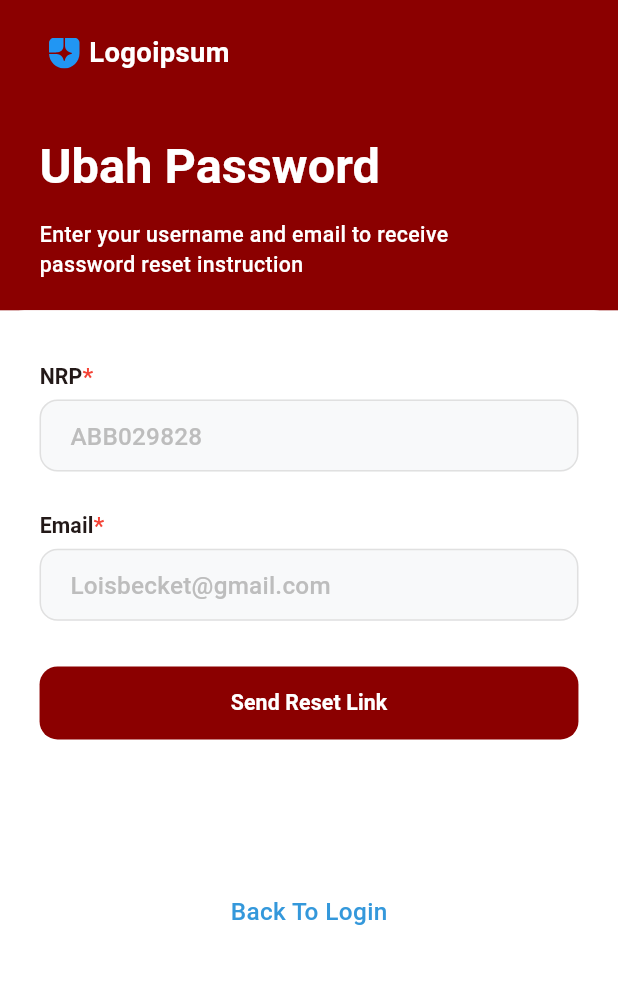
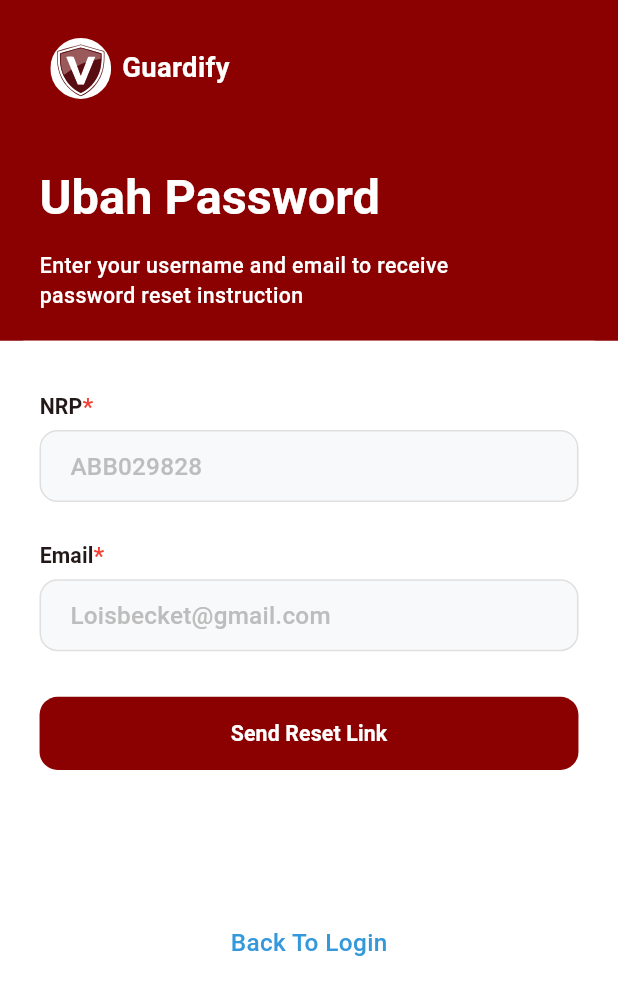
Before and after one commit to chandrabuwana/guardify-app, a Flutter app: the screen it shows after launch, after a tap on "Lupa Password ?", on a phone screen of 412 x 824 dp. Shown: the top 995 px of the screen. Run offline on Flutter 3.47's test engine with Material 3 defaults, Android fonts, the phone set to English and light mode, and no system bars; our stand-ins replace camera, dartz, device_info_plus, dio, equatable, file_picker and 16 more; missing offline and left inert: pdfx; generated files the repository leaves out were written again; Roboto replaces fonts that are missing (Montserrat).

Commit message:
[laporanKegiatan] feat: update logo & improve navigation
- Replace shield_logo.svg with guardify-round-white.svg across auth pages
- Add guardify-round-white.svg asset
- Update reset password page logo size (30x30 to 50x50)
- Change app name from 'Logoipsum' to 'Guardify'
- Implement back button navigation in laporan kegiatan detail page
- Add page navigation handling with PageController
- Override WillPopScope to handle back navigation between pages

```diff
--- a/lib/features/auth/presentation/pages/login_page.dart
+++ b/lib/features/auth/presentation/pages/login_page.dart
@@ -169,7 +169,7 @@ class _LoginPageState extends State<LoginPage> {
                             shape: BoxShape.circle,
                           ),
                           child: SvgPicture.asset(
-                            'assets/images/shield_logo.svg',
+                            'assets/images/guardify-round-white.svg',
                           ),
                         ),
 
--- a/lib/features/auth/presentation/pages/register_page.dart
+++ b/lib/features/auth/presentation/pages/register_page.dart
@@ -242,7 +242,7 @@ class _RegisterPageState extends State<RegisterPage> {
                               shape: BoxShape.circle,
                             ),
                             child: SvgPicture.asset(
-                              'assets/images/shield_logo.svg',
+                              'assets/images/guardify-round-white.svg',
                             ),
                           ),
 
--- a/lib/features/auth/presentation/pages/reset_password_page.dart
+++ b/lib/features/auth/presentation/pages/reset_password_page.dart
@@ -105,20 +105,20 @@ class _ResetPasswordViewState extends State<_ResetPasswordView> {
                                 mainAxisAlignment: MainAxisAlignment.start,
                                 children: [
                                   Container(
-                                    width: 30.w,
-                                    height: 30.h,
+                                    width: 50.w,
+                                    height: 50.h,
                                     padding: EdgeInsets.all(5.r),
                                     decoration: const BoxDecoration(
                                       // color: Colors.white,
                                       shape: BoxShape.circle,
                                     ),
                                     child: SvgPicture.asset(
-                                      'assets/images/shield_logo.svg',
-                                      color: Colors.blue,
+                                      'assets/images/guardify-round-white.svg',
+                                      // color: Colors.blue,
                                     ),
                                   ),
                                   Text(
-                                    'Logoipsum',
+                                    'Guardify',
                                     style: TextStyle(
                                       fontSize: 18.sp,
                                       fontWeight: FontWeight.bold,
```
Also changed, not shown: lib/features/laporan_kegiatan/presentation/pages/laporan_kegiatan_detail_page.dart (+24 -1 lines), assets/images/guardify-round-white.svg (added).
